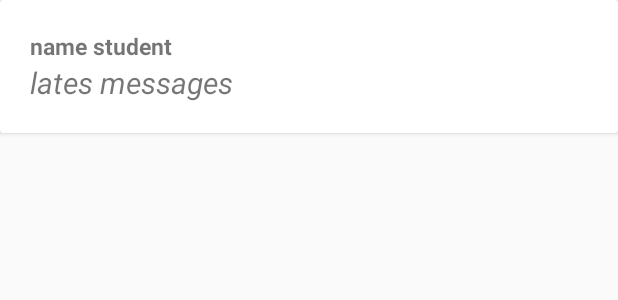
After one commit to camilonfs1/EntornoPazUDTesis, an Android app: the layout row_lates_message.xml on its own in the app's theme, with its tools: preview values and no code run, on a phone screen of 412 x 824 dp. The commit adds this screen. Shown: the top 300 px of the screen. Run offline under Robolectric (Android 15) with nearby library versions, the phone set to English and light mode, and no system bars.

Commit message:
lates message whit error in main teacherchat

```diff
--- a/app/src/main/java/com/example/entornopazud/Activities/NewMessageTeacher.kt
+++ b/app/src/main/java/com/example/entornopazud/Activities/NewMessageTeacher.kt
@@ -101,6 +101,7 @@ class NewMessageTeacher : AppCompatActivity() {
                     intent.putExtra("userNameA",nameTeacher)
                     intent.putExtra("userNameB",UserItem.user.name)
                     intent.putExtra("UserKeyB",UserItem.user.key)
+                    intent.putExtra("Roll","Teacher")
                     startActivity(intent )
                     finish()
                 }
--- /dev/null
+++ b/app/src/main/res/layout/row_lates_message.xml
@@ -0,0 +1,55 @@
+<?xml version="1.0" encoding="utf-8"?>
+<LinearLayout
+    xmlns:android="http://schemas.android.com/apk/res/android"
+    android:layout_width="match_parent"
+    android:layout_height="wrap_content">
+
+    <androidx.cardview.widget.CardView
+        android:id="@+id/StudentsCard"
+        android:layout_width="match_parent"
+        android:layout_height="wrap_content"
+        android:layout_marginBottom="10dp"
+        android:elevation="6dp"
+        android:foreground="?selectableItemBackground">
+
+        <LinearLayout
+
+            android:layout_width="match_parent"
+            android:layout_height="match_parent"
+            android:orientation="horizontal"
+            android:padding="10dp">
+
+            <LinearLayout
+                android:layout_weight="1"
+                android:layout_width="match_parent"
+                android:layout_height="match_parent"
+                android:orientation="vertical"
+                android:padding="10dp">
+
+                <TextView
+                    android:id="@+id/txtNameLates"
+                    android:layout_width="wrap_content"
+                    android:layout_height="wrap_content"
+                    android:text="name student"
+                    android:textSize="15sp"
+                    android:textStyle="bold" />
+
+                <TextView
+                    android:id="@+id/txtLatesMessage"
+                    android:layout_width="wrap_content"
+                    android:layout_height="wrap_content"
+                    android:text="lates messages"
+                    android:textSize="20sp"
+                    android:textStyle="italic" />
+
+
+            </LinearLayout>
+
+
+
+        </LinearLayout>
+
+
+    </androidx.cardview.widget.CardView>
+
+</LinearLayout>
```
Also changed, not shown: app/src/main/java/com/example/entornopazud/Activities/ChatLogActivity.kt (+15 -4 lines), app/src/main/java/com/example/entornopazud/Activities/MainStudentChat.kt (+55 -7 lines), app/src/main/java/com/example/entornopazud/Activities/MainTeacherChat.kt (+41 -0 lines), app/src/main/res/layout/activity_main_teacher_chat.xml (+14 -3 lines).
